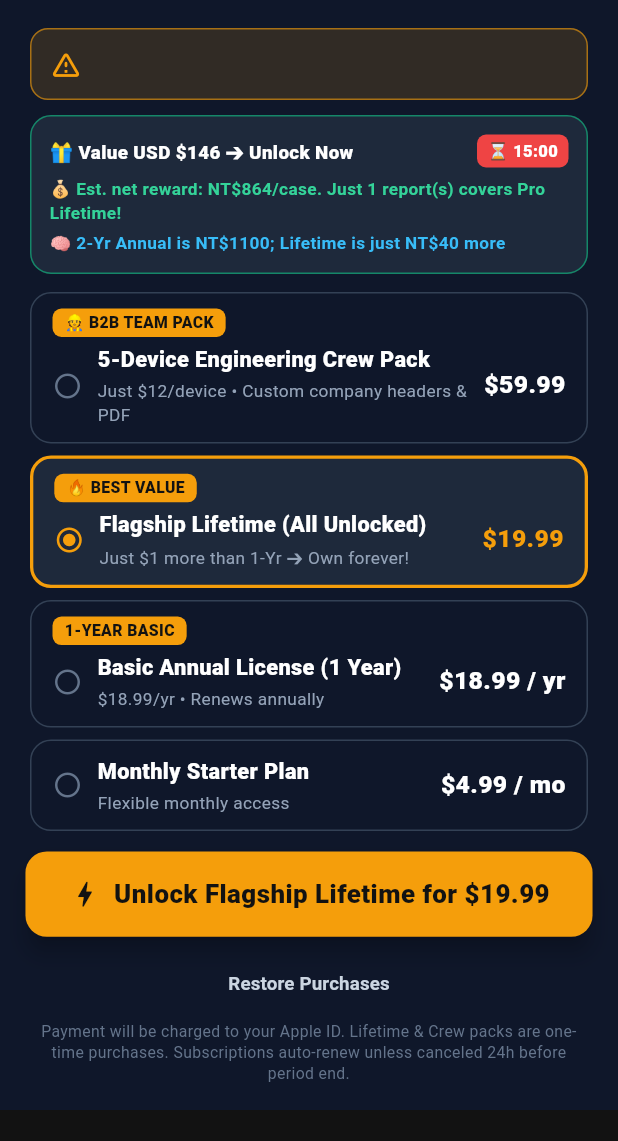
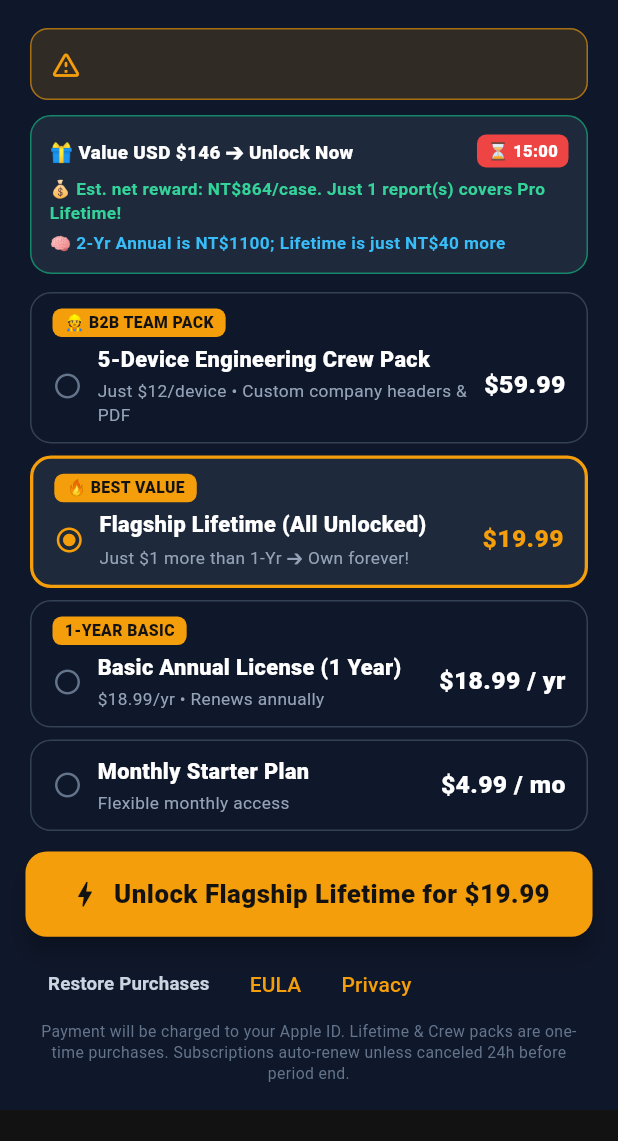
Before and after one commit to beigou0427/timecam_pro_app, a Flutter app: the PaywallSheet widget shown alone on an empty page, opened directly with empty values, on a phone screen of 412 x 824 dp, the part 77-1218 px from its top. Run offline on Flutter 3.47's test engine with Material 3 defaults, Android fonts, the phone set to English and light mode, and no system bars; our stand-ins replace in_app_purchase.

Commit message:
feat: eula

```diff
--- a/lib/ui/widgets/paywall_sheet.dart
+++ b/lib/ui/widgets/paywall_sheet.dart
@@ -1,3 +1,4 @@
+import '../../core/native_hardware_bridge.dart';
 import '../../core/storekit_iap_service.dart';
 import 'package:flutter/material.dart';
 import 'package:flutter/services.dart';
@@ -529,9 +530,8 @@ class _PaywallSheetState extends State<PaywallSheet> {
                 onPressed: _handlePurchase,
               ),
               const SizedBox(height: 8),
-              Row(
-                mainAxisAlignment: MainAxisAlignment.center,
-                children: <Widget>[
+              Wrap(alignment:WrapAlignment.center,
+children: <Widget>[
                   TextButton(
                     key: const Key('paywall_restore_btn'),
                     onPressed: _isProcessing ? null : _handleRestore,
@@ -544,7 +544,7 @@ class _PaywallSheetState extends State<PaywallSheet> {
                       ),
                     ),
                   ),
-                ],
+                TextButton(key:const Key('eula_btn'),onPressed:()=>NativeHardwareBridge.openOfficialPortalSafari('https://www.apple.com/legal/internet-services/itunes/dev/stdeula/'),child:Text(widget.isZh?'服務條款':'EULA')),TextButton(key:const Key('privacy_btn'),onPressed:()=>NativeHardwareBridge.openOfficialPortalSafari('https://github.com/beigou0427/timecam_pro_app'),child:Text(widget.isZh?'隱私權':'Privacy')),],
               ),
               Text(
                 widget.isZh
```
